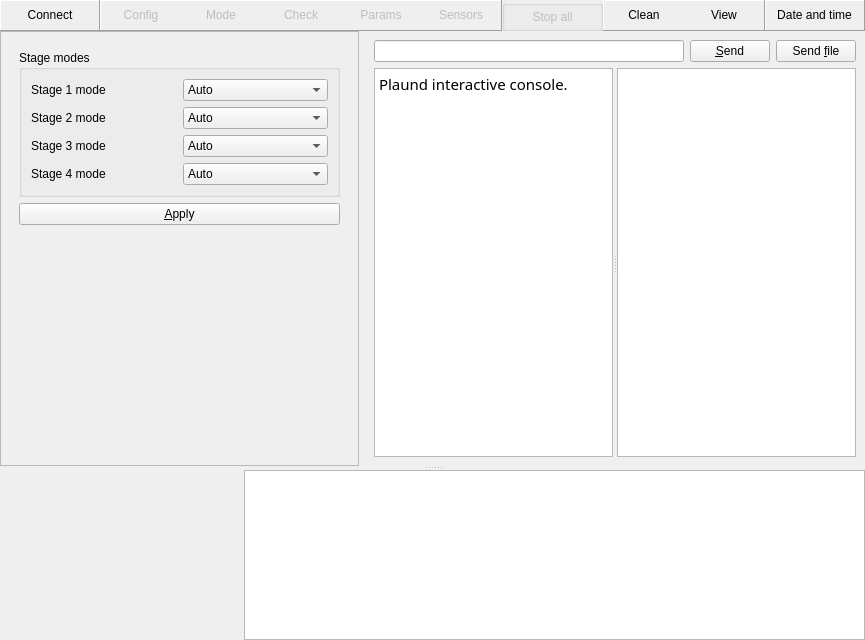
Before: the Qt Designer form gui/mainwindow.ui in Shmuma/grain-watering, drawn with Qt 5.
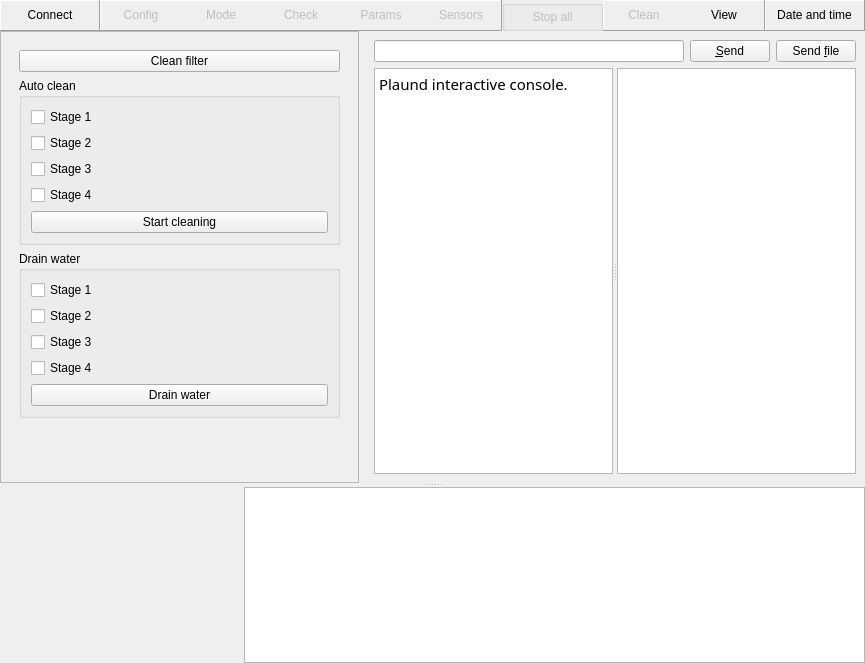
After: the same form once the commit is applied. Custom widgets are drawn as their Qt base class.

The edit to the form file:
```diff
--- a/gui/mainwindow.ui
+++ b/gui/mainwindow.ui
@@ -7,7 +7,7 @@
     <x>0</x>
     <y>0</y>
     <width>865</width>
-    <height>640</height>
+    <height>663</height>
    </rect>
   </property>
   <property name="windowTitle" >
@@ -244,6 +244,9 @@
         </property>
         <item>
          <widget class="QPushButton" name="cleanButton" >
+          <property name="enabled" >
+           <bool>false</bool>
+          </property>
           <property name="text" >
            <string>Clean</string>
           </property>
@@ -347,7 +350,7 @@
              </sizepolicy>
             </property>
             <property name="currentIndex" >
-             <number>1</number>
+             <number>5</number>
             </property>
             <widget class="QWidget" name="config" >
              <layout class="QVBoxLayout" >
@@ -1266,6 +1269,118 @@
               </item>
              </layout>
             </widget>
+            <widget class="QWidget" name="page" >
+             <layout class="QVBoxLayout" >
+              <item>
+               <widget class="QPushButton" name="cleanFIlterButton" >
+                <property name="text" >
+                 <string>Clean filter</string>
+                </property>
+               </widget>
+              </item>
+              <item>
+               <widget class="QGroupBox" name="groupBox_5" >
+                <property name="title" >
+                 <string>Auto clean</string>
+                </property>
+                <layout class="QVBoxLayout" >
+                 <item>
+                  <widget class="QCheckBox" name="cleanS1Check" >
+                   <property name="text" >
+                    <string>Stage 1</string>
+                   </property>
+                  </widget>
+                 </item>
+                 <item>
+                  <widget class="QCheckBox" name="cleanS2Check" >
+                   <property name="text" >
+                    <string>Stage 2</string>
+                   </property>
+                  </widget>
+                 </item>
+                 <item>
+                  <widget class="QCheckBox" name="cleanS3Check" >
+                   <property name="text" >
+                    <string>Stage 3</string>
+                   </property>
+                  </widget>
+                 </item>
+                 <item>
+                  <widget class="QCheckBox" name="cleanS4Check" >
+                   <property name="text" >
+                    <string>Stage 4</string>
+                   </property>
+                  </widget>
+                 </item>
+                 <item>
+                  <widget class="QPushButton" name="cleanStagesButton" >
+                   <property name="text" >
+                    <string>Start cleaning</string>
+                   </property>
+                  </widget>
+                 </item>
+                </layout>
+               </widget>
+              </item>
+              <item>
+               <widget class="QGroupBox" name="groupBox_6" >
+                <property name="title" >
+                 <string>Drain water</string>
+                </property>
+                <layout class="QVBoxLayout" >
+                 <item>
+                  <widget class="QCheckBox" name="checkBox_6" >
+                   <property name="text" >
+                    <string>Stage 1</string>
+                   </property>
+                  </widget>
+                 </item>
+                 <item>
+                  <widget class="QCheckBox" name="checkBox_8" >
+                   <property name="text" >
+                    <string>Stage 2</string>
+                   </property>
+                  </widget>
+                 </item>
+                 <item>
+                  <widget class="QCheckBox" name="checkBox_5" >
+                   <property name="text" >
+                    <string>Stage 3</string>
+                   </property>
+                  </widget>
+                 </item>
+                 <item>
+                  <widget class="QCheckBox" name="checkBox_7" >
+                   <property name="text" >
+                    <string>Stage 4</string>
+                   </property>
+                  </widget>
+                 </item>
+                 <item>
+                  <widget class="QPushButton" name="drainWaterButton" >
+                   <property name="text" >
+                    <string>Drain water</string>
+                   </property>
+                  </widget>
+                 </item>
+                </layout>
+               </widget>
+              </item>
+              <item>
+               <spacer>
+                <property name="orientation" >
+                 <enum>Qt::Vertical</enum>
+                </property>
+                <property name="sizeHint" >
+                 <size>
+                  <width>20</width>
+                  <height>40</height>
+                 </size>
+                </property>
+               </spacer>
+              </item>
+             </layout>
+            </widget>
            </widget>
           </item>
          </layout>
```
